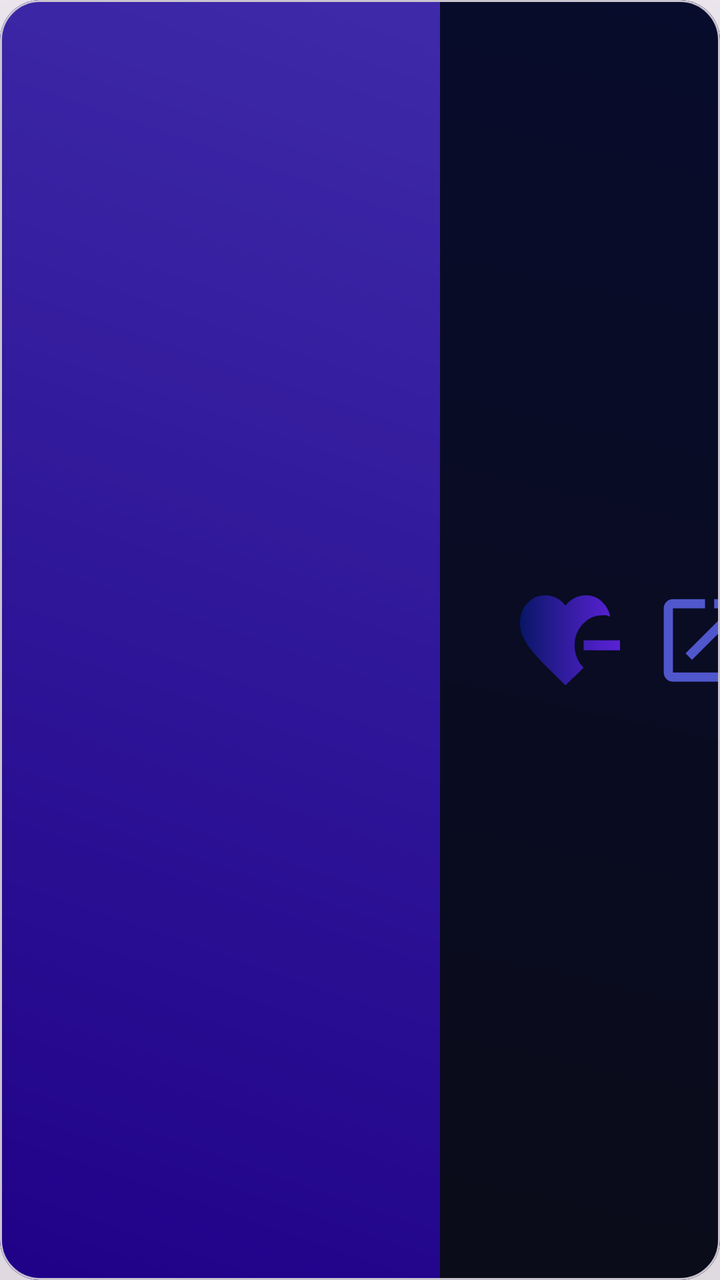
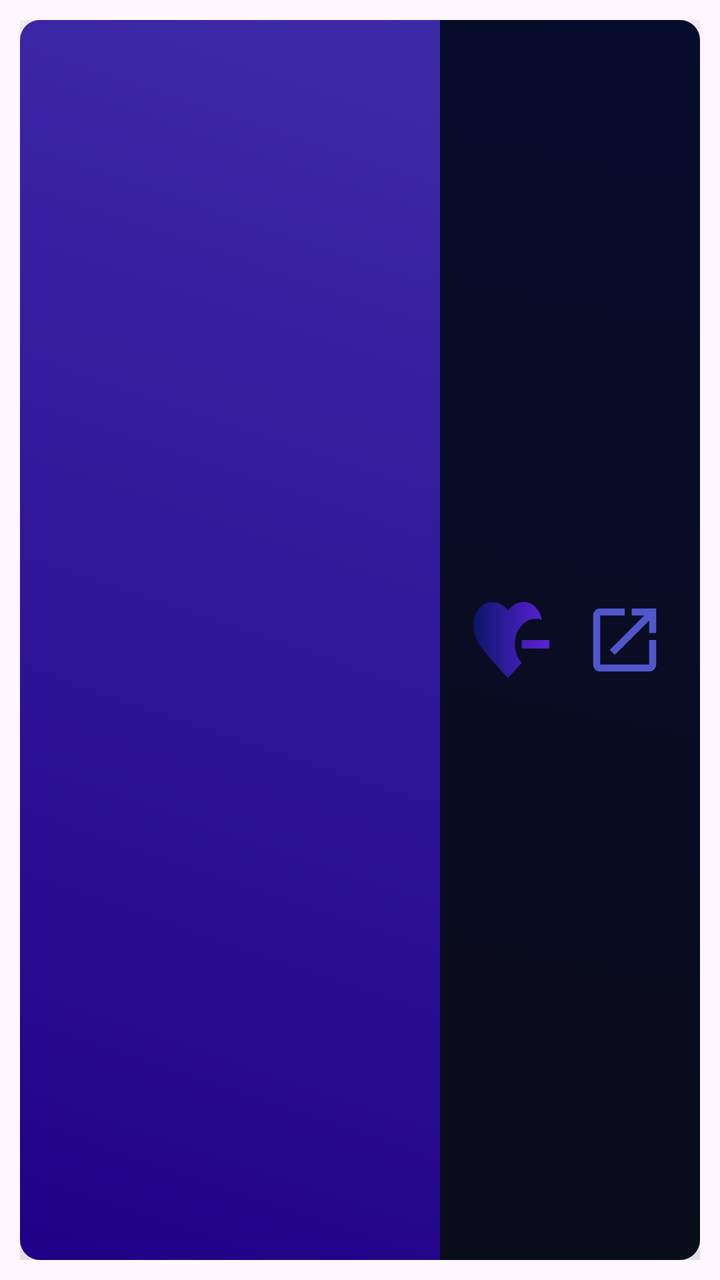

The first picture is an Android layout as it rendered before a commit; the second is the same layout after the commit. The layout source and the unified diff follow.
<!-- AndroidManifest.xml: application theme Theme.SocialLed -->
<!-- res/layout/item_signs.xml -->
<?xml version="1.0" encoding="utf-8"?>
<com.google.android.material.card.MaterialCardView xmlns:android="http://schemas.android.com/apk/res/android"
    android:layout_width="match_parent"
    android:layout_height="150dp"
    xmlns:app="http://schemas.android.com/apk/res-auto"
    app:cardElevation="100dp"
    app:cardCornerRadius="20dp">

    <androidx.constraintlayout.widget.ConstraintLayout
        android:layout_width="match_parent"
        android:layout_height="match_parent">

        <androidx.constraintlayout.widget.ConstraintLayout
            android:id="@+id/clNameSign"
            android:layout_width="220dp"
            android:layout_height="0dp"
            app:layout_constraintStart_toStartOf="parent"
            app:layout_constraintBottom_toBottomOf="parent"
            app:layout_constraintTop_toTopOf="parent"
            android:background="@drawable/item_name_sign_gradient"

            >

            <TextView
                android:id="@+id/tvNameSign"
                android:layout_width="0dp"
                android:layout_height="0dp"
                android:textAllCaps="true"
                android:textSize="20sp"
                android:paddingHorizontal="25dp"

                android:textColor="@color/secondarySecond"
                app:layout_constraintStart_toStartOf="parent"
                app:layout_constraintBottom_toBottomOf="parent"
                app:layout_constraintEnd_toEndOf="parent"
                app:layout_constraintTop_toTopOf="parent"
                android:gravity="center"


                />

            <FrameLayout
                android:layout_width="0dp"
                android:layout_height="0dp"
                app:layout_constraintStart_toStartOf="parent"
                app:layout_constraintEnd_toEndOf="parent"
                app:layout_constraintBottom_toBottomOf="parent"
                app:layout_constraintTop_toTopOf="parent"
                android:background="@color/black_transparent"

                />

        </androidx.constraintlayout.widget.ConstraintLayout>

        <androidx.constraintlayout.widget.ConstraintLayout
            android:id="@+id/clButtons"
            android:layout_width="0dp"
            android:layout_height="0dp"
            app:layout_constraintStart_toEndOf="@id/clNameSign"
            app:layout_constraintTop_toTopOf="parent"
            app:layout_constraintEnd_toEndOf="parent"
            app:layout_constraintBottom_toBottomOf="parent"
            android:background="@drawable/item_buttons_signs_gradient"
            >

            <ImageButton
                android:id="@+id/btnFullViewSigns"
                android:layout_width="55dp"
                android:layout_height="55dp"
                app:layout_constraintStart_toEndOf="@id/btnSignDelete"
                app:layout_constraintTop_toTopOf="parent"
                android:layout_marginLeft="15dp"
                app:layout_constraintBottom_toBottomOf="parent"
                android:background="@drawable/ic_view_complete"
                android:backgroundTint="@color/tertiarySecond"


                />

            <ImageButton
                android:id="@+id/btnSignDelete"
                android:layout_width="50dp"
                android:layout_height="45dp"
                app:layout_constraintStart_toStartOf="parent"
                app:layout_constraintTop_toTopOf="parent"
                android:background="@drawable/ic_delete_sign"
                app:layout_constraintBottom_toBottomOf="parent"
                android:layout_marginLeft="40dp"
                />




        </androidx.constraintlayout.widget.ConstraintLayout>



    </androidx.constraintlayout.widget.ConstraintLayout>

</com.google.android.material.card.MaterialCardView>
<!-- resources referenced by this layout -->
<resources>
  <color name="black_transparent">#40000000</color>
  
  
      //CARD-VIEW
  <color name="secondarySecond">#CAC5C5</color>
  <color name="tertiarySecond">#5057CD</color>
  <!-- drawable ic_delete_sign (drawable) -->
  <vector xmlns:android="http://schemas.android.com/apk/res/android"
      xmlns:aapt="http://schemas.android.com/aapt"
      android:width="22dp"
      android:height="18dp"
      android:viewportWidth="22"
      android:viewportHeight="18">
    <path
        android:pathData="M14,11L14,9h8v2ZM10,18L6.83,15.15c-1.2,-1.08 -2.23,-2 -3.09,-2.9a21.66,21.66 0,0 1,-2.13 -2.4,8.78 8.78,0 0,1 -1.22,-2.18A6.25,6.25 0,0 1,0 5.47,5.37 5.37,0 0,1 5.5,0 5.89,5.89 0,0 1,10 2.07,5.93 5.93,0 0,1 14.5,0a5.13,5.13 0,0 1,3.56 1.29,5.41 5.41,0 0,1 1.79,3A5.08,5.08 0,0 0,19 4,4.43 4.43,0 0,0 18.08,4a5.88,5.88 0,0 0,-4.3 1.76A5.81,5.81 0,0 0,12 10a5.88,5.88 0,0 0,0.53 2.46,5.71 5.71,0 0,0 1.47,2l-1.24,1.09c-0.51,0.44 -0.94,0.83 -1.31,1.16Z">
      <aapt:attr name="android:fillColor">
        <gradient 
            android:startX="0"
            android:startY="9"
            android:endX="22"
            android:endY="9"
            android:type="linear">
          <item android:offset="0" android:color="#FF081666"/>
          <item android:offset="0.38" android:color="#FF2B1B96"/>
          <item android:offset="0.79" android:color="#FF4D1FC4"/>
          <item android:offset="1" android:color="#FF5A21D6"/>
        </gradient>
      </aapt:attr>
    </path>
  </vector>
  <!-- drawable ic_view_complete (drawable) -->
  <vector android:autoMirrored="true" android:height="24dp"
      android:tint="#FFFFFF" android:viewportHeight="24"
      android:viewportWidth="24" android:width="24dp" xmlns:android="http://schemas.android.com/apk/res/android">
      <path android:fillColor="@android:color/white" android:pathData="M19,19H5V5h7V3H5c-1.11,0 -2,0.9 -2,2v14c0,1.1 0.89,2 2,2h14c1.1,0 2,-0.9 2,-2v-7h-2v7zM14,3v2h3.59l-9.83,9.83 1.41,1.41L19,6.41V10h2V3h-7z"/>
  </vector>
  <!-- drawable item_buttons_signs_gradient (drawable) -->
  <?xml version="1.0" encoding="utf-8"?>
  <shape xmlns:android="http://schemas.android.com/apk/res/android">
      <gradient
          android:startColor="#0A0C19"
          android:endColor="#080C2C"
          android:type="linear"
          android:angle="45" />
  </shape>
  <!-- drawable item_name_sign_gradient (drawable) -->
  <?xml version="1.0" encoding="utf-8"?>
  <shape xmlns:android="http://schemas.android.com/apk/res/android">
      <gradient
          android:startColor="#2A02B6"
          android:endColor="#5338E1"
          android:type="linear"
          android:angle="45" />
  </shape>
  <style name="Theme.SocialLed" parent="Base.Theme.SocialLed" />
  <style name="Base.Theme.SocialLed" parent="Theme.Material3.DayNight.NoActionBar">
  
          <item name="fontFamily">@font/dmsan</item>
          <item name="android:statusBarColor">@color/tertiary</item>
  
      </style>
  <color name="tertiary">#04042E</color>
</resources>

<!-- the commit's change to res/layout/item_signs.xml (unified diff, before → after) -->
@@ -1,25 +1,39 @@
 <?xml version="1.0" encoding="utf-8"?>
-<com.google.android.material.card.MaterialCardView xmlns:android="http://schemas.android.com/apk/res/android"
+<androidx.constraintlayout.widget.ConstraintLayout xmlns:android="http://schemas.android.com/apk/res/android"
     android:layout_width="match_parent"
     android:layout_height="150dp"
     xmlns:app="http://schemas.android.com/apk/res-auto"
-    app:cardElevation="100dp"
-    app:cardCornerRadius="20dp">
+    android:padding="10dp"
+    android:background="@color/transparent"
+    >
 
-    <androidx.constraintlayout.widget.ConstraintLayout
+    <com.google.android.material.card.MaterialCardView
+        android:id="@+id/cvContainerSign"
         android:layout_width="match_parent"
-        android:layout_height="match_parent">
+        android:layout_height="match_parent"
+        app:cardElevation="100dp"
+        app:cardCornerRadius="10dp"
+        app:strokeWidth="0dp"
+        app:layout_constraintStart_toStartOf="parent"
+        app:layout_constraintEnd_toEndOf="parent"
+        app:layout_constraintTop_toTopOf="parent"
+        app:layout_constraintBottom_toBottomOf="parent"
+        android:background="@color/transparent">
+
+        <androidx.constraintlayout.widget.ConstraintLayout
+            android:layout_width="match_parent"
+            android:layout_height="match_parent">
+
 
         <androidx.constraintlayout.widget.ConstraintLayout
             android:id="@+id/clNameSign"
-            android:layout_width="220dp"
-            android:layout_height="0dp"
+            android:layout_width="210dp"
+            android:layout_height="match_parent"
             app:layout_constraintStart_toStartOf="parent"
+            app:layout_constraintTop_toTopOf="parent"
             app:layout_constraintBottom_toBottomOf="parent"
-            app:layout_constraintTop_toTopOf="parent"
-            android:background="@drawable/item_name_sign_gradient"
-
-            >
+            app:layout_constraintEnd_toStartOf="@id/clButtonsSign"
+            android:background="@drawable/item_name_sign_gradient">
 
             <TextView
                 android:id="@+id/tvNameSign"
@@ -28,7 +42,6 @@
                 android:textAllCaps="true"
                 android:textSize="20sp"
                 android:paddingHorizontal="25dp"
-
                 android:textColor="@color/secondarySecond"
                 app:layout_constraintStart_toStartOf="parent"
                 app:layout_constraintBottom_toBottomOf="parent"
@@ -40,6 +53,7 @@
                 />
 
             <FrameLayout
+                android:id="@+id/flBehindTransparent"
                 android:layout_width="0dp"
                 android:layout_height="0dp"
                 app:layout_constraintStart_toStartOf="parent"
@@ -52,41 +66,43 @@
 
         </androidx.constraintlayout.widget.ConstraintLayout>
 
+
         <androidx.constraintlayout.widget.ConstraintLayout
-            android:id="@+id/clButtons"
+            android:id="@+id/clButtonsSign"
             android:layout_width="0dp"
-            android:layout_height="0dp"
+            android:layout_height="match_parent"
             app:layout_constraintStart_toEndOf="@id/clNameSign"
+            app:layout_constraintEnd_toEndOf="parent"
             app:layout_constraintTop_toTopOf="parent"
-            app:layout_constraintEnd_toEndOf="parent"
             app:layout_constraintBottom_toBottomOf="parent"
             android:background="@drawable/item_buttons_signs_gradient"
             >
 
             <ImageButton
                 android:id="@+id/btnFullViewSigns"
-                android:layout_width="55dp"
-                android:layout_height="55dp"
+                android:layout_width="42dp"
+                android:layout_height="42dp"
                 app:layout_constraintStart_toEndOf="@id/btnSignDelete"
                 app:layout_constraintTop_toTopOf="parent"
-                android:layout_marginLeft="15dp"
                 app:layout_constraintBottom_toBottomOf="parent"
                 android:background="@drawable/ic_view_complete"
                 android:backgroundTint="@color/tertiarySecond"
+                app:layout_constraintEnd_toEndOf="parent"
 
 
                 />
 
             <ImageButton
                 android:id="@+id/btnSignDelete"
-                android:layout_width="50dp"
-                android:layout_height="45dp"
+                android:layout_width="wrap_content"
+                android:layout_height="wrap_content"
                 app:layout_constraintStart_toStartOf="parent"
                 app:layout_constraintTop_toTopOf="parent"
                 android:background="@drawable/ic_delete_sign"
                 app:layout_constraintBottom_toBottomOf="parent"
-                android:layout_marginLeft="40dp"
+                app:layout_constraintEnd_toStartOf="@id/btnFullViewSigns"
                 />
+
 
 
 
@@ -94,7 +110,9 @@
         </androidx.constraintlayout.widget.ConstraintLayout>
 
 
+        </androidx.constraintlayout.widget.ConstraintLayout>
 
-    </androidx.constraintlayout.widget.ConstraintLayout>
+    </com.google.android.material.card.MaterialCardView>
 
-</com.google.android.material.card.MaterialCardView>
+
+</androidx.constraintlayout.widget.ConstraintLayout>
<!-- resource entries referenced after the edit -->
@@ -1,16 +1,14 @@
 <!-- resources referenced by this layout -->
 <resources>
   <color name="black_transparent">#40000000</color>
-  
-  
-      //CARD-VIEW
   <color name="secondarySecond">#CAC5C5</color>
   <color name="tertiarySecond">#5057CD</color>
+  <color name="transparent">#00000000</color>
   <!-- drawable ic_delete_sign (drawable) -->
   <vector xmlns:android="http://schemas.android.com/apk/res/android"
       xmlns:aapt="http://schemas.android.com/aapt"
-      android:width="22dp"
-      android:height="18dp"
+      android:width="38dp"
+      android:height="38dp"
       android:viewportWidth="22"
       android:viewportHeight="18">
     <path
